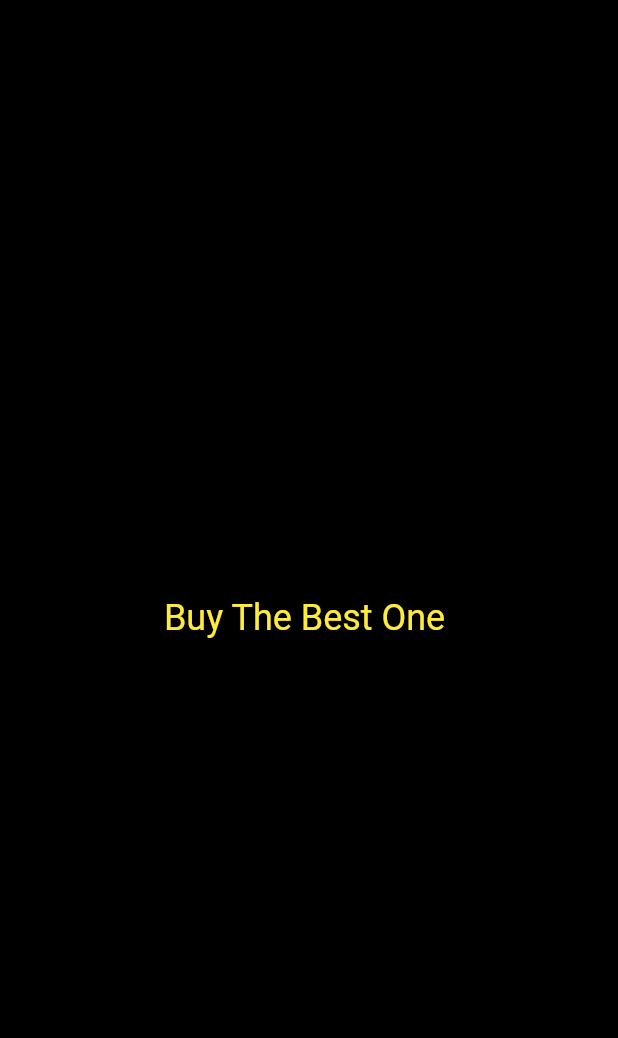
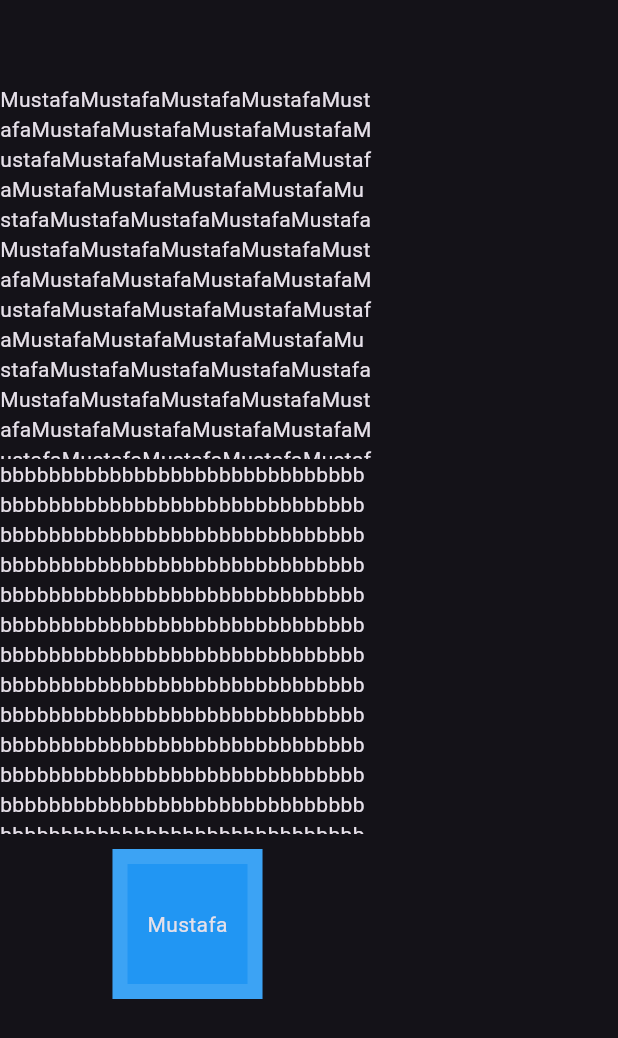
Before and after one commit to Mustafayilmaz01/flutter-course, a Flutter app: the screen it shows after launch, on a phone screen of 412 x 824 dp. Shown: the top 1038 px of the screen. Run offline on Flutter 3.47's test engine with Material 3 defaults, Android fonts, the phone set to English and light mode, and no system bars.

Commit message:
46.dakikada kaldım

```diff
--- /dev/null
+++ b/lib/101/container_sized_box_learn.dart
@@ -0,0 +1,37 @@
+import 'package:flutter/material.dart';
+
+class ContainerSizedBoxLearn extends StatelessWidget {
+  @override
+  Widget build(BuildContext context) {
+    return Scaffold(
+      appBar: AppBar(),
+      body: Column(
+        children: [
+          SizedBox(
+            width: 250,
+            height: 250,
+            child: Text('Mustafa' * 500),
+          ),
+          SizedBox(
+            width: 250,
+            height: 250,
+            child: Text('b' * 500),
+          ),
+          Container(
+            width: 100,
+            height: 100,
+            // color: Colors.red, // ❌ Bunu kaldırdık
+            constraints: BoxConstraints(),
+            child: Center(child: Text('Mustafa')),
+            padding: EdgeInsets.all(10),
+            margin: EdgeInsets.all(10),
+            decoration: BoxDecoration(
+              color: Colors.blue, // ✅ Renk buraya taşındı
+              border: Border.all(width: 10, color: Colors.white12),
+            ),
+          ),
+        ],
+      ),
+    );
+  }
+}
--- a/lib/101/test_file.dart
+++ b/lib/101/test_file.dart
@@ -7,11 +7,14 @@ class TextLearnView extends StatelessWidget {
   @override
   Widget build(BuildContext context) {
     return Scaffold(
-      backgroundColor: Colors.black,
+      backgroundColor: Colors.green,
       body: Center(
         child: Text(
           'Buy The Best One ',
-          style: Theme.of(context).textTheme.headlineSmall?.copyWith(color: Colors.yellow),
+          style: ProjectStyles.welcomeStyle.copyWith(
+            fontSize: Theme.of(context).textTheme.headlineSmall?.fontSize,
+            color: ProjectColor.welcomecolor,
+          ),
         ),
       ),
     );
@@ -27,3 +30,7 @@ class ProjectStyles {
     color: Colors.blueGrey,
   );
 }
+
+class ProjectColor {
+  static Color welcomecolor = Colors.red; // ✅ Bu satır eksiksiz ve doğru olmalı
+}
--- a/lib/main.dart
+++ b/lib/main.dart
@@ -1,5 +1,7 @@
 import 'package:flutter/material.dart';
 import 'package:full_learn/101/test_file.dart';
+import 'package:full_learn/101/container_sized_box_learn.dart';
+
 
 void main() {
   runApp(const MyApp());
@@ -11,10 +13,11 @@ class MyApp extends StatelessWidget {
   @override
   Widget build(BuildContext context) {
     return MaterialApp(
-      debugShowCheckedModeBanner: false,
-      title: 'Flutter Demo',
-      theme: ThemeData(primarySwatch: Colors.blue),
-      home: const TextLearnView(),
+
+      debugShowCheckedModeBanner: true,
+      title: 'Mustafa Yilmaz',
+      theme: ThemeData.dark(),
+      home: ContainerSizedBoxLearn(),
     );
   }
 }
```
